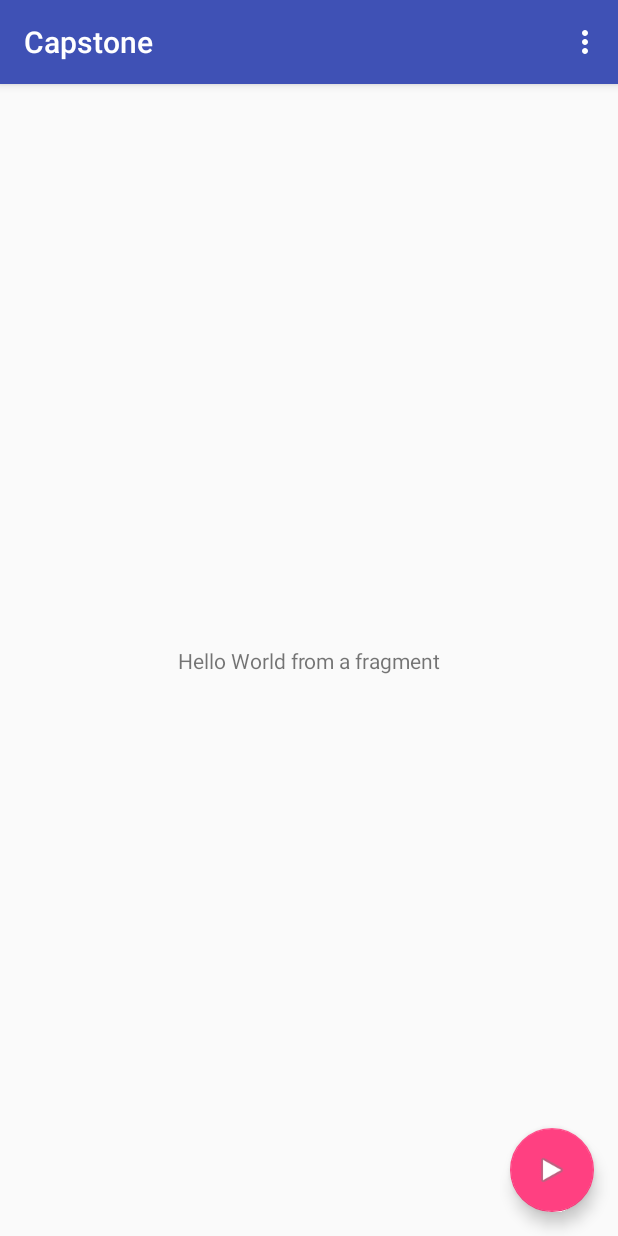
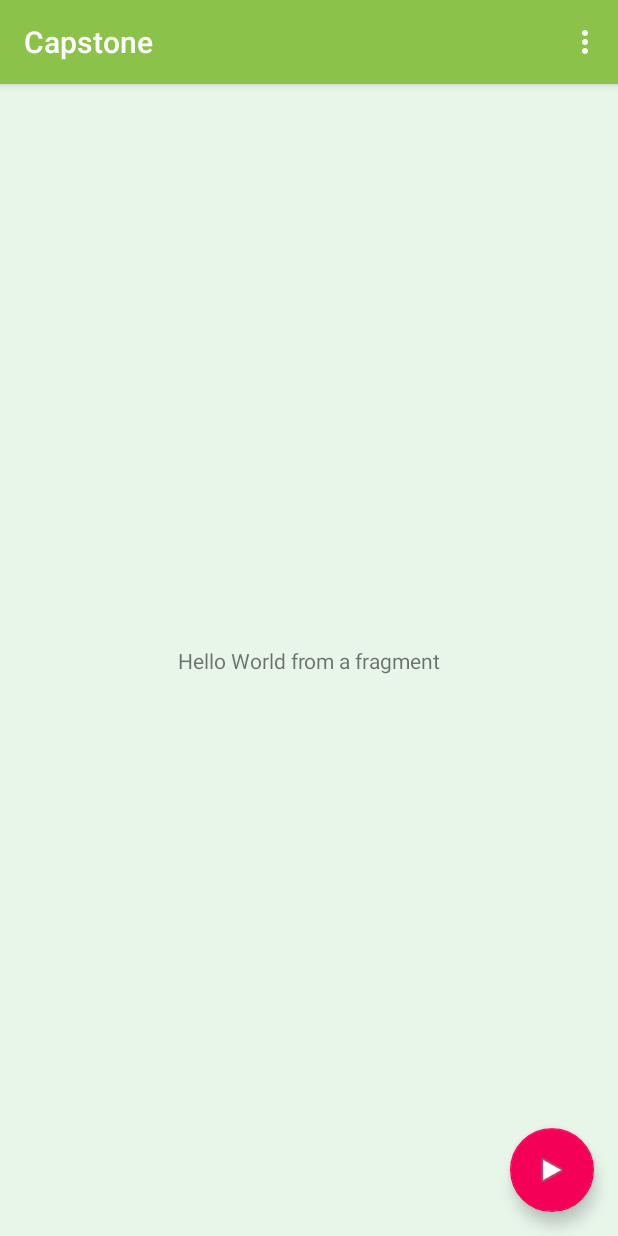
Before and after one commit to gmontoya2483/Scorecard, an Android app: the screen it shows after launch (MainActivity), on a phone screen of 412 x 824 dp. Run offline under Robolectric (Android 15) with nearby library versions, the phone set to English and light mode, and no system bars; our stand-ins replace ButterKnife, Firebase (no records; nobody signed in at launch, a user with empty details on screens opened directly); libraries missing offline, so code that uses them is left out: com.firebase.ui; 1 statement that could not run was skipped.

Commit message:
Feat: Task 2 - Authentication module is completed
the UI was customized by adding the theme that was defiened for the application. Besides it was documented in the userAuthenticationModule.md file.

```diff
--- a/app/src/main/java/com/montoya/gabi/scorecard/firebase/UserAuthentication.java
+++ b/app/src/main/java/com/montoya/gabi/scorecard/firebase/UserAuthentication.java
@@ -148,6 +148,7 @@ public class UserAuthentication {
         mActivity.startActivityForResult(
                 AuthUI.getInstance()
                         .createSignInIntentBuilder()
+                        .setTheme(R.style.LogInTheme)
                         .setLogo(R.drawable.logo)
                         .setIsSmartLockEnabled(false)
                         .setProviders(Arrays.asList(
--- a/app/src/main/res/values/colors.xml
+++ b/app/src/main/res/values/colors.xml
@@ -1,6 +1,22 @@
 <?xml version="1.0" encoding="utf-8"?>
 <resources>
-    <color name="colorPrimary">#3F51B5</color>
-    <color name="colorPrimaryDark">#303F9F</color>
-    <color name="colorAccent">#FF4081</color>
+    <!-- App theme colors -->
+    <color name="colorPrimary">#8BC34A</color>
+    <color name="colorPrimaryDark">#558B2F</color>
+    <color name="colorPrimaryLight">#AED581</color>
+    <color name="colorAccent">#F50057</color>
+    <color name="windowBackground">#E8F5E9</color>
+
+    <!-- Font colors -->
+    <color name="font_black_100">@color/black</color>
+    <color name="font_PrimaryText_87">#DE000000</color>
+    <color name="font_SecondaryText_54">#8A000000</color>
+    <color name="font_Disable_38">#61000000</color>
+    <color name="Divider_12">#1F000000</color>
+
+    <!--White and Black -->
+    <color name="white">#FFFFFF</color>
+    <color name="black">#000000</color>
+
+
 </resources>
--- a/app/src/main/res/values/styles.xml
+++ b/app/src/main/res/values/styles.xml
@@ -6,6 +6,7 @@
         <item name="colorPrimary">@color/colorPrimary</item>
         <item name="colorPrimaryDark">@color/colorPrimaryDark</item>
         <item name="colorAccent">@color/colorAccent</item>
+        <item name="android:windowBackground">@color/windowBackground</item>
     </style>
 
     <style name="AppTheme.NoActionBar">
@@ -17,4 +18,20 @@
 
     <style name="AppTheme.PopupOverlay" parent="ThemeOverlay.AppCompat.Light" />
 
+
+
+    <!--FirebasiUI customization -->
+    <style name="LogInTheme" parent="FirebaseUI">
+        <item name="colorPrimary">@color/colorPrimary</item>
+        <item name="colorPrimaryDark">@color/colorPrimaryDark</item>
+        <item name="colorAccent">@color/colorAccent</item>
+        <item name="colorControlNormal">@color/colorPrimary</item>
+        <item name="colorControlActivated">@color/colorPrimaryDark</item>
+        <item name="colorControlHighlight">@color/colorAccent</item>
+        <item name="android:windowBackground">@color/windowBackground</item>
+    </style>
+
+
+
+
 </resources>
```
Also changed, not shown: 1 other file.
